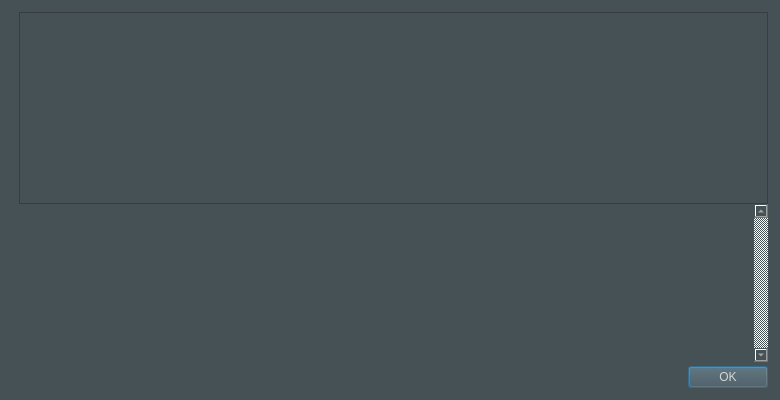
Before: the Qt Designer form src/qt/forms/helpmessagedialog.ui in xCryptoCash/veles, drawn with Qt 5.
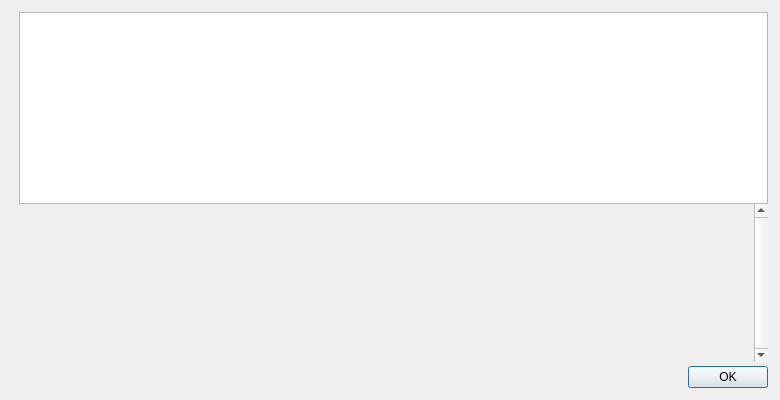
After: the same form once the commit is applied. Icons and pictures are not drawn.

Patch:
```diff
--- a/src/qt/forms/helpmessagedialog.ui
+++ b/src/qt/forms/helpmessagedialog.ui
@@ -10,11 +10,6 @@
     <height>400</height>
    </rect>
   </property>
-  <property name="styleSheet">
-   <string notr="true">background-color:rgb(70, 81, 86);
-color:rgb(211, 215, 207);
-font: 75 12pt &quot;Uroob&quot;;</string>
-  </property>
   <layout class="QHBoxLayout" name="horizontalLayout_2">
    <property name="spacing">
     <number>0</number>
@@ -100,14 +95,6 @@
         <bool>true</bool>
        </property>
        <widget class="QWidget" name="scrollAreaWidgetContents">
-        <property name="geometry">
-         <rect>
-          <x>0</x>
-          <y>0</y>
-          <width>638</width>
-          <height>135</height>
-         </rect>
-        </property>
         <layout class="QVBoxLayout" name="verticalLayout_2">
          <item>
           <widget class="QLabel" name="aboutMessage">
```
